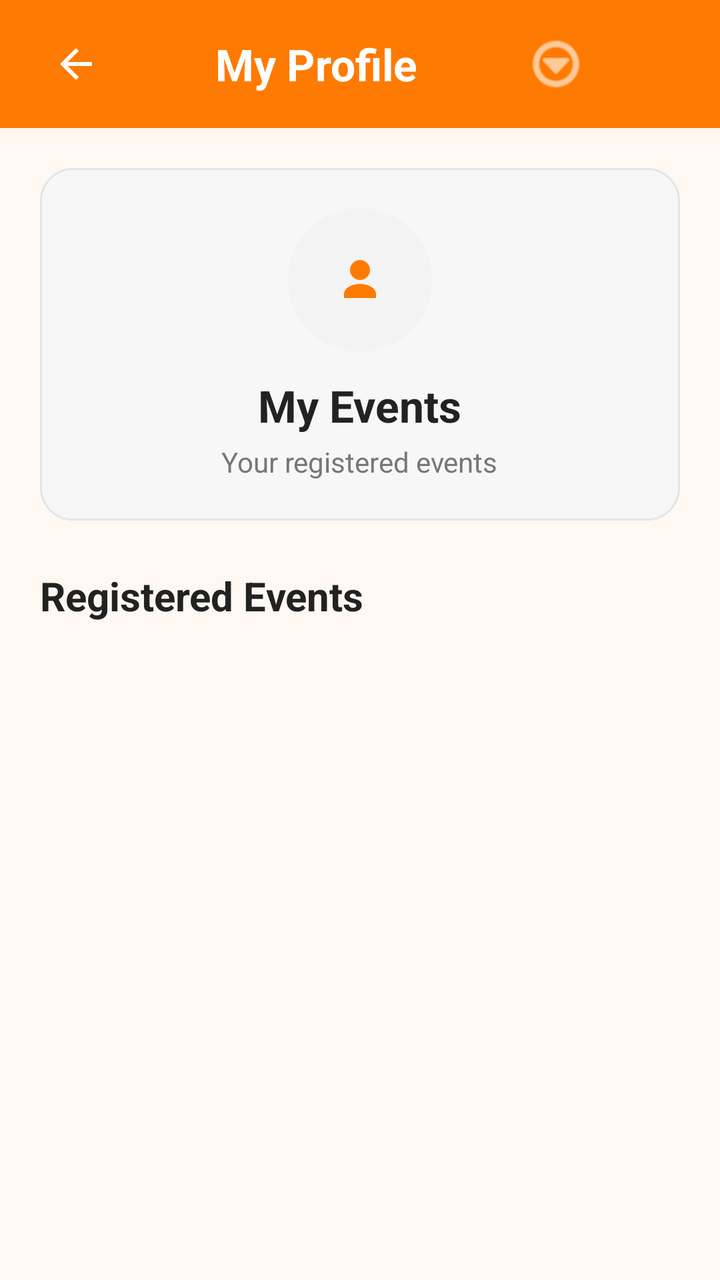
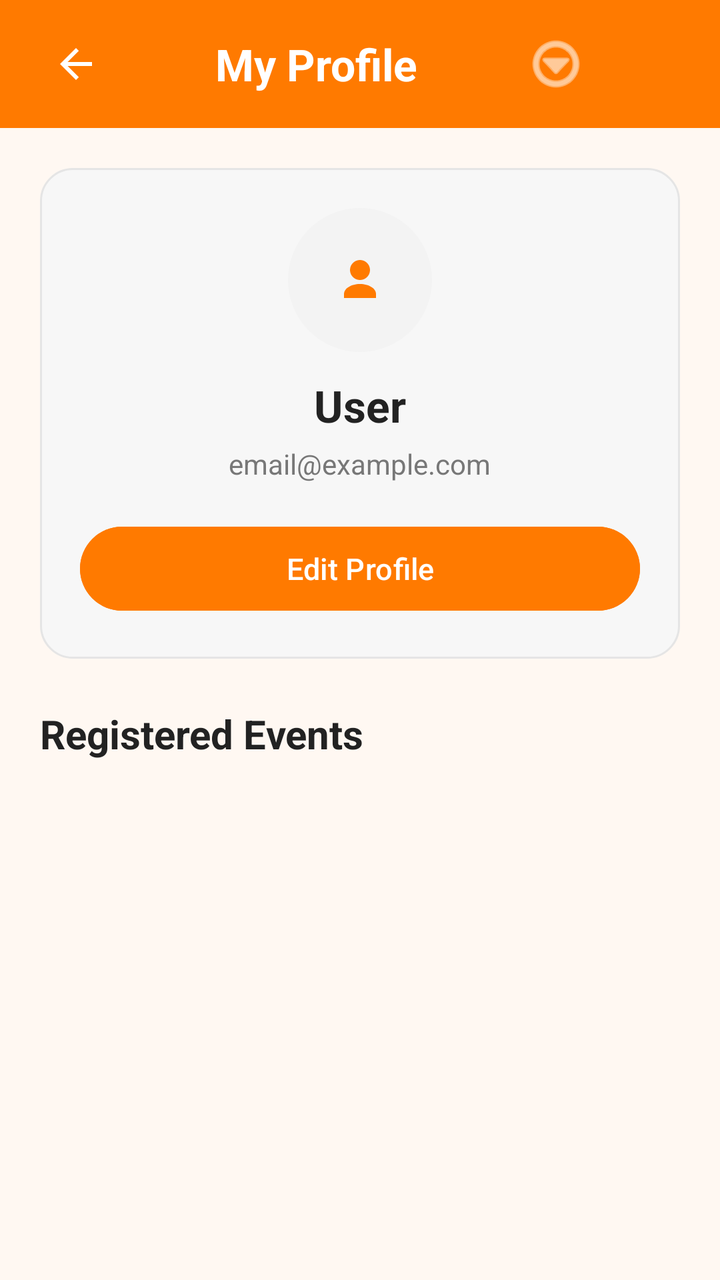

Compare the two renders of this Android layout. The source of the first and the diff that turns it into the second are given below.
<!-- AndroidManifest.xml: application theme Theme.Festive_hub -->
<!-- res/layout/activity_profile.xml -->
<?xml version="1.0" encoding="utf-8"?>
<LinearLayout
    xmlns:android="http://schemas.android.com/apk/res/android"
    xmlns:app="http://schemas.android.com/apk/res-auto"
    android:layout_width="match_parent"
    android:layout_height="match_parent"
    android:orientation="vertical"
    android:background="#FFF8F2">


    <LinearLayout
        android:layout_width="match_parent"
        android:layout_height="64dp"
        android:orientation="horizontal"
        android:gravity="center_vertical"
        android:paddingStart="16dp"
        android:paddingEnd="16dp"
        android:background="#FF7A00">

        <ImageButton
            android:id="@+id/btnBack"
            android:layout_width="44dp"
            android:layout_height="44dp"
            android:background="@android:color/transparent"
            android:src="@drawable/ic_arrow_back"
            android:contentDescription="Back"
            app:tint="@android:color/white" />

        <TextView
            android:layout_width="0dp"
            android:layout_height="wrap_content"
            android:layout_weight="1"
            android:text="My Profile"
            android:textColor="@android:color/white"
            android:textSize="22sp"
            android:textStyle="bold"
            android:gravity="center" />

        <ImageButton
            android:id="@+id/btnProfileMenu"
            android:layout_width="44dp"
            android:layout_height="44dp"
            android:background="@android:color/transparent"
            android:src="@android:drawable/ic_menu_more"
            android:contentDescription="Profile menu"
            app:tint="@android:color/white" />

        <View
            android:layout_width="44dp"
            android:layout_height="44dp" />

    </LinearLayout>



    <ScrollView
        android:layout_width="match_parent"
        android:layout_height="match_parent"
        android:fillViewport="true">

        <LinearLayout
            android:layout_width="match_parent"
            android:layout_height="wrap_content"
            android:orientation="vertical"
            android:padding="20dp">

            <LinearLayout
                android:layout_width="match_parent"
                android:layout_height="wrap_content"
                android:orientation="vertical"
                android:gravity="center"
                android:padding="20dp"
                android:background="@drawable/bg_card">

                <ImageButton
                    android:layout_width="72dp"
                    android:layout_height="72dp"
                    android:background="@drawable/bg_circle_light"
                    android:src="@drawable/ic_profile"
                    android:contentDescription="Profile"
                    android:clickable="false"
                    android:focusable="false"
                    app:tint="#FF7A00" />

                <TextView
                    android:id="@+id/tvProfileTitle"
                    android:layout_width="wrap_content"
                    android:layout_height="wrap_content"
                    android:layout_marginTop="12dp"
                    android:text="My Events"
                    android:textColor="#222222"
                    android:textSize="22sp"
                    android:textStyle="bold" />

                <TextView
                    android:layout_width="wrap_content"
                    android:layout_height="wrap_content"
                    android:layout_marginTop="4dp"
                    android:text="Your registered events"
                    android:textColor="#777777"
                    android:textSize="14sp" />

            </LinearLayout>


            

            <TextView
                android:layout_width="wrap_content"
                android:layout_height="wrap_content"
                android:layout_marginTop="24dp"
                android:text="Registered Events"
                android:textColor="#222222"
                android:textSize="20sp"
                android:textStyle="bold" />


            <TextView
                android:id="@+id/tvNoEvents"
                android:layout_width="match_parent"
                android:layout_height="wrap_content"
                android:layout_marginTop="20dp"
                android:text="You haven't joined any events yet."
                android:textColor="#777777"
                android:textSize="16sp"
                android:gravity="center"
                android:visibility="gone" />


            <LinearLayout
                android:id="@+id/registeredEventsContainer"
                android:layout_width="match_parent"
                android:layout_height="wrap_content"
                android:layout_marginTop="12dp"
                android:orientation="vertical" />

        </LinearLayout>

    </ScrollView>

</LinearLayout>
<!-- resources referenced by this layout -->
<resources>
  <!-- drawable bg_card (drawable) -->
  <?xml version="1.0" encoding="utf-8"?>
  <shape xmlns:android="http://schemas.android.com/apk/res/android"
      android:shape="rectangle">
  
      <solid android:color="#F7F7F7"/>
  
      <stroke
          android:width="1dp"
          android:color="#E5E5E5"/>
  
      <corners android:radius="16dp"/>
  
  </shape>
  <!-- drawable bg_circle_light (drawable) -->
  <?xml version="1.0" encoding="utf-8"?>
  <shape xmlns:android="http://schemas.android.com/apk/res/android"
      android:shape="oval">
  
      <solid android:color="#F3F3F3"/>
  
  </shape>
  <!-- drawable ic_arrow_back (drawable) -->
  <vector xmlns:android="http://schemas.android.com/apk/res/android" android:autoMirrored="true" android:height="24dp" android:tint="#000000" android:viewportHeight="24" android:viewportWidth="24" android:width="24dp">
        
      <path android:fillColor="@android:color/white" android:pathData="M20,11H7.83l5.59,-5.59L12,4l-8,8 8,8 1.41,-1.41L7.83,13H20v-2z"/>
      
  </vector>
  <!-- drawable ic_profile (drawable) -->
  <?xml version="1.0" encoding="utf-8"?>
  <vector xmlns:android="http://schemas.android.com/apk/res/android"
      android:width="24dp"
      android:height="24dp"
      android:viewportWidth="24"
      android:viewportHeight="24">
  
      <path
          android:fillColor="#F26B21"
          android:pathData="M12,12c2.76,0 5,-2.24 5,-5s-2.24,-5 -5,-5 -5,2.24 -5,5 2.24,5 5,5z" />
  
      <path
          android:fillColor="#F26B21"
          android:pathData="M12,14c-4.42,0 -8,2.24 -8,5v2h16v-2c0,-2.76 -3.58,-5 -8,-5z" />
  
  </vector>
  <style name="Theme.Festive_hub" parent="Base.Theme.Festive_hub" />
  <style name="Base.Theme.Festive_hub" parent="Theme.Material3.DayNight.NoActionBar">
          
          
      </style>
</resources>

<!-- the commit's change to res/layout/activity_profile.xml (unified diff, before → after) -->
@@ -7,7 +7,7 @@
     android:orientation="vertical"
     android:background="#FFF8F2">
 
-
+    
     <LinearLayout
         android:layout_width="match_parent"
         android:layout_height="64dp"
@@ -51,11 +51,11 @@
 
     </LinearLayout>
 
-
-
+    
     <ScrollView
         android:layout_width="match_parent"
-        android:layout_height="match_parent"
+        android:layout_height="0dp"
+        android:layout_weight="1"
         android:fillViewport="true">
 
         <LinearLayout
@@ -64,6 +64,7 @@
             android:orientation="vertical"
             android:padding="20dp">
 
+            
             <LinearLayout
                 android:layout_width="match_parent"
                 android:layout_height="wrap_content"
@@ -82,29 +83,44 @@
                     android:focusable="false"
                     app:tint="#FF7A00" />
 
+                
                 <TextView
-                    android:id="@+id/tvProfileTitle"
+                    android:id="@+id/tvProfileName"
                     android:layout_width="wrap_content"
                     android:layout_height="wrap_content"
                     android:layout_marginTop="12dp"
-                    android:text="My Events"
+                    android:text="User"
                     android:textColor="#222222"
                     android:textSize="22sp"
-                    android:textStyle="bold" />
+                    android:textStyle="bold"
+                    android:gravity="center" />
 
+                
                 <TextView
+                    android:id="@+id/tvProfileEmail"
                     android:layout_width="wrap_content"
                     android:layout_height="wrap_content"
-                    android:layout_marginTop="4dp"
-                    android:text="Your registered events"
+                    android:layout_marginTop="5dp"
+                    android:text="email@example.com"
                     android:textColor="#777777"
-                    android:textSize="14sp" />
+                    android:textSize="14sp"
+                    android:gravity="center" />
+
+                
+                <Button
+                    android:id="@+id/btnEditProfile"
+                    android:layout_width="match_parent"
+                    android:layout_height="50dp"
+                    android:layout_marginTop="18dp"
+                    android:text="Edit Profile"
+                    android:textAllCaps="false"
+                    android:textColor="@android:color/white"
+                    android:textSize="15sp"
+                    android:backgroundTint="#FF7A00" />
 
             </LinearLayout>
 
-
             
-
             <TextView
                 android:layout_width="wrap_content"
                 android:layout_height="wrap_content"
@@ -114,7 +130,7 @@
                 android:textSize="20sp"
                 android:textStyle="bold" />
 
-
+            
             <TextView
                 android:id="@+id/tvNoEvents"
                 android:layout_width="match_parent"
@@ -126,7 +142,7 @@
                 android:gravity="center"
                 android:visibility="gone" />
 
-
+            
             <LinearLayout
                 android:id="@+id/registeredEventsContainer"
                 android:layout_width="match_parent"
